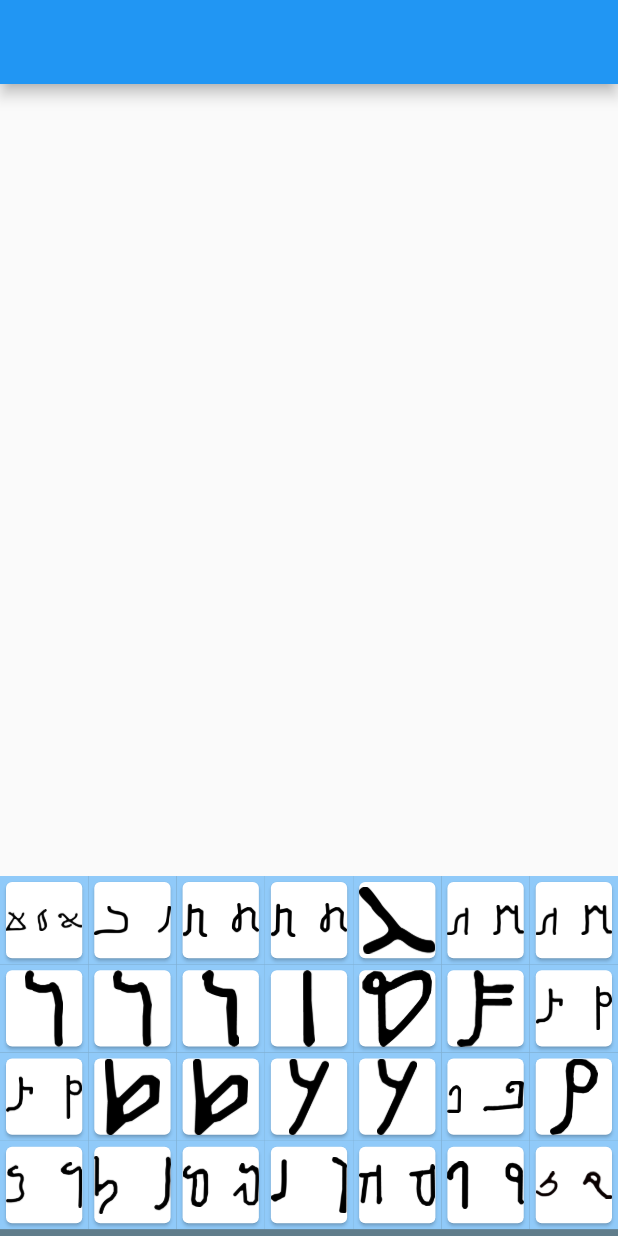
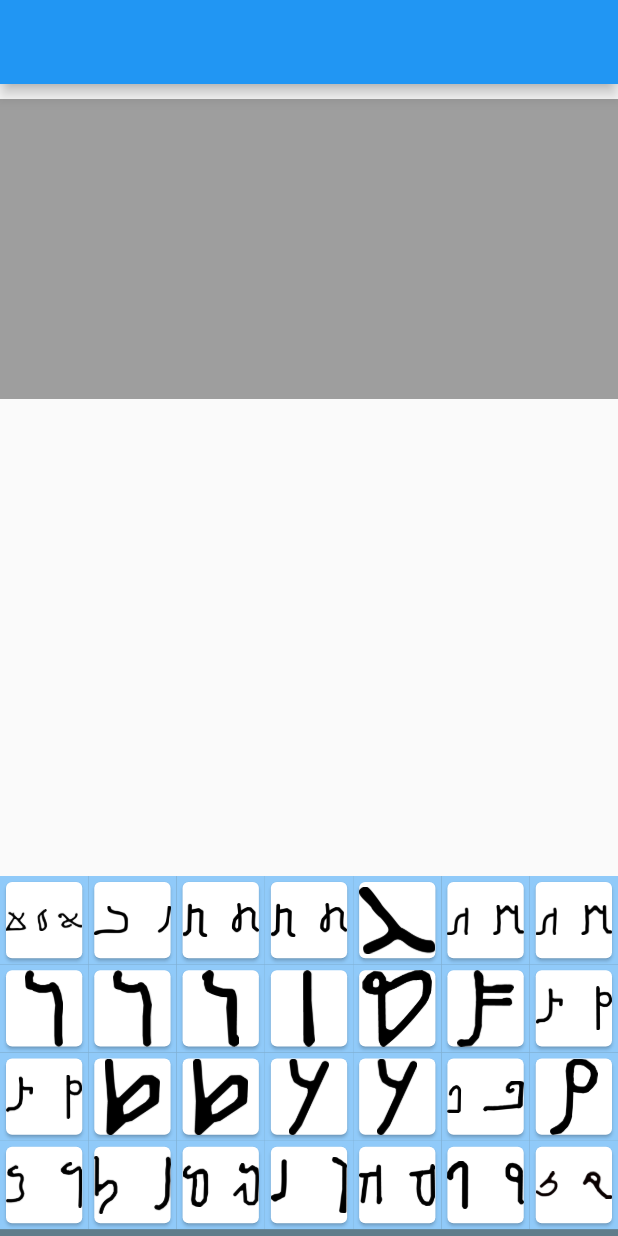
Before and after one commit to mualii/elanbatkingdom, a Flutter app: the screen it shows after launch, on a phone screen of 412 x 824 dp. Run offline on Flutter 3.47's test engine with Material 2 defaults, Android fonts, the phone set to English and light mode, and no system bars.

Commit message:
the column editing

```diff
--- a/lib/homePage.dart
+++ b/lib/homePage.dart
@@ -39,10 +39,7 @@ class HomePage extends StatefulWidget {
 }
 
 class _HomePageState extends State<HomePage> {
-  int result;
-  int cleck = 0;
-
-  ontap(int i) {
+  onTaap(int i) {
     // anbatyList[0]["anbaty"];
     setState(() {
       listImageResult.add(anbatyList[i]);
@@ -60,15 +57,38 @@ class _HomePageState extends State<HomePage> {
             Container()
           else
             Container(
-              height: 40,
+              color: Colors.orangeAccent,
+              height: 200,
               width: double.infinity,
-              child: ListView.separated(
-                scrollDirection: Axis.horizontal,
-                itemBuilder: (context, index) => buldCard1(index),
-                separatorBuilder: (context, index) => SizedBox(width: 5),
-                itemCount: listImageResult.length,
+              child: GridView.extent(
+                physics: PageScrollPhysics(),
+                // physics: NeverScrollableScrollPhysics(),
+                maxCrossAxisExtent: 60,
+                children:
+                    new List<Widget>.generate(listImageResult.length, (index) {
+                  return new GridTile(
+                    child: Container(
+                        width: 20,
+                        height: 20,
+                        child: Card(
+                          child: Center(
+                            child: Image.asset(
+                              listImageResult[index]["anbaty"],
+                            ),
+                            // new Text(anbatChak[index]),
+                          ),
+                        )),
+                  );
+                }),
               ),
             ),
+          SizedBox(height: 10),
+          Container(
+            color: Colors.grey,
+            height: 200,
+            width: double.infinity,
+            child: ListView(),
+          ),
           Spacer(),
           Container(
             height: 240,
@@ -80,7 +100,7 @@ class _HomePageState extends State<HomePage> {
               children: new List<Widget>.generate(anbatyList.length, (index) {
                 return new GridTile(
                   child: InkWell(
-                    onTap: () => ontap(index),
+                    onTap: () => onTaap(index),
                     child: new Container(
                         width: 20,
                         height: 20,
@@ -114,4 +134,17 @@ class _HomePageState extends State<HomePage> {
       ),
     );
   }
+
+  Widget buldCard2(int i) {
+    return GridView.builder(
+      gridDelegate:
+          SliverGridDelegateWithFixedCrossAxisCount(crossAxisCount: 2),
+      itemBuilder: (_, index) => Card(
+        child: Image.asset(
+          listImageResult[index]["anbaty"],
+        ),
+      ),
+      itemCount: listImageResult.length,
+    );
+  }
 }
```
